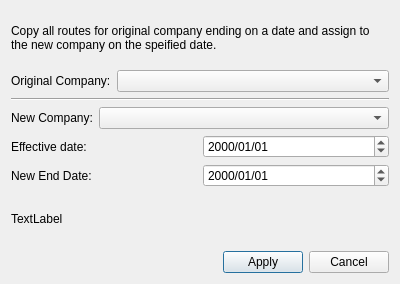
Qt form mapper_app/ui/splitcompanyroutesdialog.ui (allenck/mapper) before a commit.
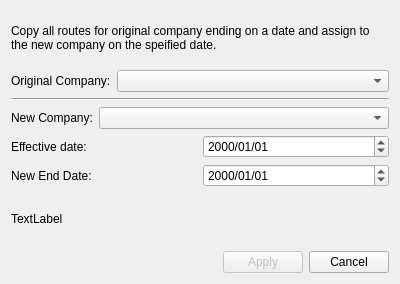
The same form after that commit.

Diff of the .ui file:
```diff
--- a/mapper_app/ui/splitcompanyroutesdialog.ui
+++ b/mapper_app/ui/splitcompanyroutesdialog.ui
@@ -136,6 +136,9 @@
      </item>
      <item>
       <widget class="QPushButton" name="btnApply">
+       <property name="enabled">
+        <bool>false</bool>
+       </property>
        <property name="text">
         <string>Apply</string>
        </property>
```
